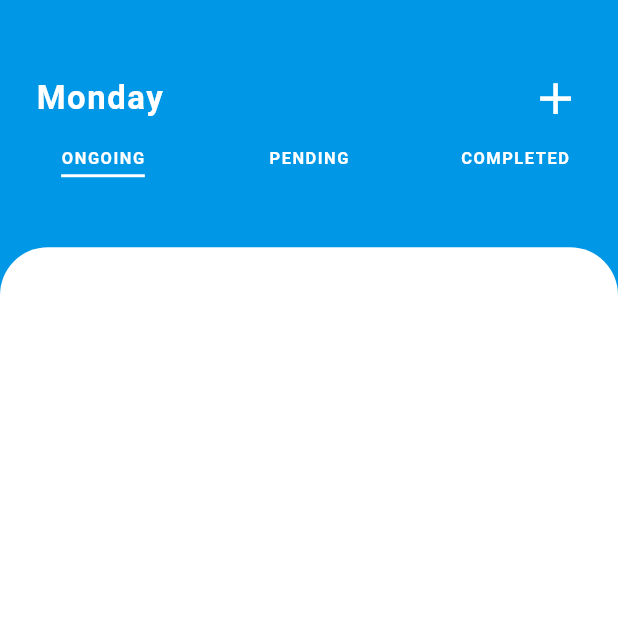
After one commit to draxexx/plan_your_life, a Flutter app: the TasksScreen screen opened directly, on a phone screen of 412 x 824 dp, the top half of it. The commit adds this screen. Run offline on Flutter 3.47's test engine with Material 2 defaults, Android fonts, the phone set to English and light mode, and no system bars; our stand-ins replace convex_bottom_bar, flutter_svg, font_awesome_flutter, get, sleek_circular_slider; Roboto replaces fonts that are missing (OpenSans).

Commit message:
create tasks screen

```diff
--- a/lib/index.dart
+++ b/lib/index.dart
@@ -14,6 +14,8 @@ export 'dart:async';
 export 'package:convex_bottom_bar/convex_bottom_bar.dart';
 export 'package:sleek_circular_slider/sleek_circular_slider.dart';
 export 'package:get/get.dart';
+export 'package:font_awesome_flutter/font_awesome_flutter.dart';
+export 'package:flutter_svg/flutter_svg.dart';
 // =============================================
 // ============ LOCAL FILES EXPORT =============
 // =============================================
--- a/lib/screens/index.dart
+++ b/lib/screens/index.dart
@@ -9,3 +9,7 @@ export './routines/routines_screen.dart';
 export './routines/widgets/cards/card_list.dart';
 export './routines/widgets/cards/card_item.dart';
 export './routines/widgets/top-bar/top_bar.dart';
+
+// Tasks Screen
+
+export './tasks/tasks_screen.dart';
--- /dev/null
+++ b/lib/screens/tasks/tasks_screen.dart
@@ -0,0 +1,114 @@
+import '../../index.dart';
+
+class TasksScreen extends StatefulWidget {
+  const TasksScreen({super.key});
+
+  @override
+  State<TasksScreen> createState() => _TasksScreenState();
+}
+
+class _TasksScreenState extends State<TasksScreen>
+    with TickerProviderStateMixin {
+  TabController? _tabController;
+
+  final int _activeIndex = 0;
+
+  void _setTabBar() {
+    _tabController = TabController(
+      length: 3,
+      vsync: this,
+      initialIndex: _activeIndex,
+    );
+  }
+
+  @override
+  void initState() {
+    super.initState();
+    _setTabBar();
+  }
+
+  @override
+  void dispose() {
+    _tabController!.dispose();
+    super.dispose();
+  }
+
+  @override
+  Widget build(BuildContext context) {
+    return Scaffold(
+      backgroundColor: Theme.of(context).primaryColor,
+      body: Stack(
+        children: [
+          Column(
+            children: [
+              const SizedBox(height: 48),
+              Padding(
+                padding: const EdgeInsets.symmetric(horizontal: 24),
+                child: Row(
+                  mainAxisAlignment: MainAxisAlignment.spaceBetween,
+                  children: [
+                    textBuilder(
+                      "Monday",
+                      textType: TextType.header_1,
+                      color: Theme.of(context).hintColor,
+                    ),
+                    CustomAppIcon(
+                      icon: Icons.add,
+                      onPressed: () {},
+                      color: Theme.of(context).scaffoldBackgroundColor,
+                      size: 32,
+                    ),
+                  ],
+                ),
+              ),
+              const SizedBox(height: 16),
+              TabBar(
+                labelPadding: const EdgeInsets.only(bottom: 4),
+                controller: _tabController,
+                indicatorColor: Theme.of(context).hintColor,
+                indicatorSize: TabBarIndicatorSize.label,
+                tabs: [
+                  textBuilder(
+                    "ONGOING",
+                    color: Theme.of(context).hintColor,
+                    fontWeight: FontWeight.w700,
+                  ),
+                  textBuilder(
+                    "PENDING",
+                    color: Theme.of(context).hintColor,
+                    fontWeight: FontWeight.w700,
+                  ),
+                  textBuilder(
+                    "COMPLETED",
+                    color: Theme.of(context).hintColor,
+                    fontWeight: FontWeight.w700,
+                  ),
+                ],
+              ),
+            ],
+          ),
+          Positioned(
+            left: 0,
+            right: 0,
+            bottom: 0,
+            child: Container(
+              height: SizeConfig.screenHeight! * 0.8,
+              decoration: BoxDecoration(
+                color: Theme.of(context).scaffoldBackgroundColor,
+                borderRadius: topBorderRadius,
+              ),
+              child: TabBarView(
+                controller: _tabController,
+                children: [
+                  Container(),
+                  Container(),
+                  Container(),
+                ],
+              ),
+            ),
+          ),
+        ],
+      ),
+    );
+  }
+}
--- a/lib/utils/colors.dart
+++ b/lib/utils/colors.dart
@@ -3,6 +3,7 @@ import '../index.dart';
 abstract class MyColors {
   static const Color white = Color(0xFFFFFFFF);
   static const Color black = Color(0xFF191919);
+  static const Color green = Color(0xFF2ecc71);
   static const darkBlue = Color(0xFF007DBF);
   static const midBlue = Color(0xFF0097E6);
   static const blue = Color(0xFF00A8FF);
--- /dev/null
+++ b/lib/utils/constants.dart
@@ -0,0 +1,2 @@
+const double kLoadingSpinnerSize = 20.0;
+const double narrowAppBarHeight = 72.0;
--- a/lib/utils/index.dart
+++ b/lib/utils/index.dart
@@ -3,3 +3,4 @@ export './colors.dart';
 export './text_builder.dart';
 export './enums.dart';
 export './theme.dart';
+export './constants.dart';
--- /dev/null
+++ b/lib/widgets/custom_app_icon.dart
@@ -0,0 +1,60 @@
+import '../../index.dart';
+
+class CustomAppIcon extends StatelessWidget {
+  const CustomAppIcon({
+    super.key,
+    required this.icon,
+    this.color,
+    this.size = 24,
+    this.onPressed,
+    this.isPressableIcon = false,
+    this.isFontAwesomeIcon = false,
+  });
+
+  final IconData icon;
+  final Color? color;
+  final double size;
+  final VoidCallback? onPressed;
+  final bool isPressableIcon, isFontAwesomeIcon;
+
+  @override
+  Widget build(BuildContext context) {
+    if (!isPressableIcon) {
+      if (isFontAwesomeIcon) {
+        return FaIcon(
+          icon,
+          color: color,
+          size: getProportionateScreenWidth(size),
+        );
+      }
+    } else {
+      if (isFontAwesomeIcon) {
+        return IconButton(
+          icon: FaIcon(
+            icon,
+            color: color,
+            size: getProportionateScreenWidth(size),
+          ),
+          splashRadius: 16,
+          onPressed: onPressed,
+        );
+      } else {
+        return IconButton(
+          icon: Icon(
+            icon,
+            color: color,
+            size: getProportionateScreenWidth(size),
+          ),
+          splashRadius: 16,
+          onPressed: onPressed,
+        );
+      }
+    }
+
+    return Icon(
+      icon,
+      color: color,
+      size: getProportionateScreenWidth(size),
+    );
+  }
+}
--- /dev/null
+++ b/lib/widgets/custom_border_radius.dart
@@ -0,0 +1,6 @@
+import '../index.dart';
+
+BorderRadiusGeometry? topBorderRadius = const BorderRadius.only(
+  topRight: Radius.circular(32),
+  topLeft: Radius.circular(32),
+);
--- a/lib/widgets/index.dart
+++ b/lib/widgets/index.dart
@@ -3,3 +3,8 @@ export './rounded_number_container.dart';
 export './circular_slider.dart';
 export './custom_text.dart';
 export './custom_shadows.dart';
+export './custom_border_radius.dart';
+export './custom_app_icon.dart';
+export './custom_app_image.dart';
+export './custom_circle_icon_button.dart';
+export './loading_spinner.dart';
--- a/pubspec.yaml
+++ b/pubspec.yaml
@@ -40,6 +40,8 @@ dependencies:
   get: ^4.6.5
   convex_bottom_bar: ^3.2.0
   sleek_circular_slider: ^2.0.1
+  font_awesome_flutter: ^10.4.0
+  flutter_svg: ^2.0.7
 
 dev_dependencies:
   flutter_test:
```
Also changed, not shown: lib/screens/routines/widgets/cards/card_list.dart (+5 -3 lines), lib/widgets/custom_app_image.dart (added, +66 -0 lines), lib/widgets/custom_circle_icon_button.dart (added, +46 -0 lines), lib/widgets/loading_spinner.dart (added, +27 -0 lines), pubspec.lock.
